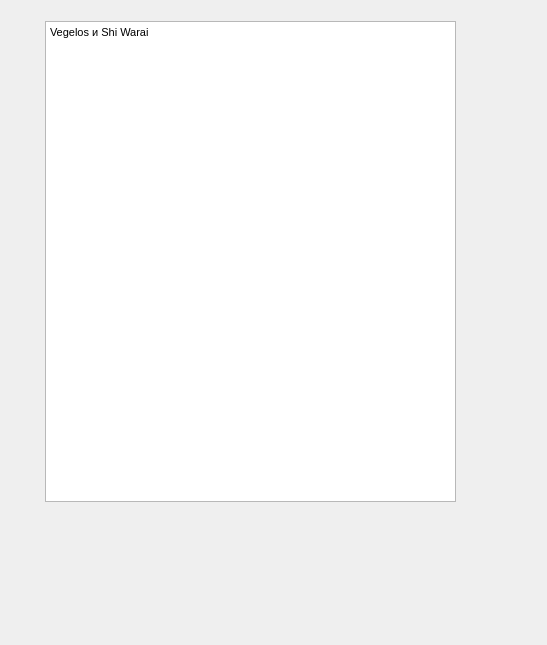
This is Main_Program/Main_Program/design1.ui in ShiWarai/MinecraftModeInstaller as Qt 5 draws it before an edit. The edited form follows.
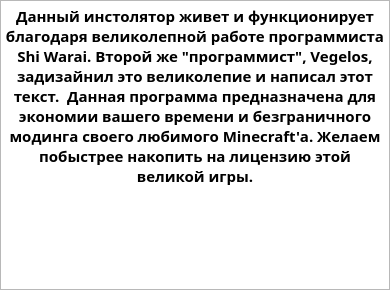
This is the edited form. Icons and pictures are not drawn.

```diff
--- a/Main_Program/Main_Program/design1.ui
+++ b/Main_Program/Main_Program/design1.ui
@@ -9,8 +9,8 @@
    <rect>
     <x>0</x>
     <y>0</y>
-    <width>547</width>
-    <height>645</height>
+    <width>390</width>
+    <height>290</height>
    </rect>
   </property>
   <property name="mouseTracking">
@@ -37,20 +37,38 @@
   </property>
   <widget class="QWidget" name="centralwidget">
    <widget class="QTextBrowser" name="textBrowser">
+    <property name="enabled">
+     <bool>true</bool>
+    </property>
     <property name="geometry">
      <rect>
-      <x>45</x>
-      <y>21</y>
-      <width>411</width>
-      <height>481</height>
+      <x>0</x>
+      <y>0</y>
+      <width>390</width>
+      <height>290</height>
      </rect>
     </property>
+    <property name="maximumSize">
+     <size>
+      <width>450</width>
+      <height>550</height>
+     </size>
+    </property>
+    <property name="font">
+     <font>
+      <family>Book Antiqua</family>
+      <pointsize>24</pointsize>
+      <weight>75</weight>
+      <italic>true</italic>
+      <bold>true</bold>
+     </font>
+    </property>
     <property name="html">
      <string>&lt;!DOCTYPE HTML PUBLIC &quot;-//W3C//DTD HTML 4.0//EN&quot; &quot;http://www.w3.org/TR/REC-html40/strict.dtd&quot;&gt;
 &lt;html&gt;&lt;head&gt;&lt;meta name=&quot;qrichtext&quot; content=&quot;1&quot; /&gt;&lt;style type=&quot;text/css&quot;&gt;
 p, li { white-space: pre-wrap; }
-&lt;/style&gt;&lt;/head&gt;&lt;body style=&quot; font-family:'MS Shell Dlg 2'; font-size:8.25pt; font-weight:400; font-style:normal;&quot;&gt;
-&lt;p style=&quot; margin-top:0px; margin-bottom:0px; margin-left:0px; margin-right:0px; -qt-block-indent:0; text-indent:0px;&quot;&gt;Vegelos и Shi Warai&lt;/p&gt;&lt;/body&gt;&lt;/html&gt;</string>
+&lt;/style&gt;&lt;/head&gt;&lt;body style=&quot; font-family:'Book Antiqua'; font-size:24pt; font-weight:600; font-style:italic;&quot;&gt;
+&lt;p align=&quot;center&quot; style=&quot; margin-top:0px; margin-bottom:0px; margin-left:0px; margin-right:0px; -qt-block-indent:0; text-indent:0px;&quot;&gt;&lt;span style=&quot; font-family:'MS Shell Dlg 2'; font-size:11pt; font-style:normal;&quot;&gt;Данный инстолятор живет и функционирует благодаря великолепной работе программиста Shi Warai. Второй же &amp;quot;программист&amp;quot;, Vegelos, задизайнил это великолепие и написал этот текст.  Данная программа предназначена для экономии вашего времени и безграничного модинга своего любимого Minecraft'а. Желаем побыстрее накопить на лицензию этой великой игры.&lt;/span&gt;&lt;/p&gt;&lt;/body&gt;&lt;/html&gt;</string>
     </property>
    </widget>
   </widget>
```
